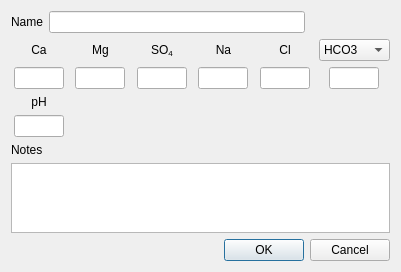
Brewtarget/brewtarget, file ui/waterEditor.ui: the form before one commit.
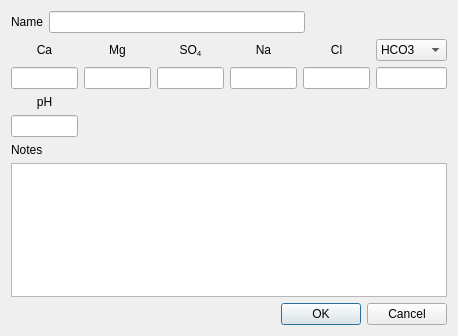
The form after the commit. Custom widgets are drawn as their Qt base class.

Diff of the .ui file:
```diff
--- a/ui/waterEditor.ui
+++ b/ui/waterEditor.ui
@@ -6,8 +6,8 @@
    <rect>
     <x>0</x>
     <y>0</y>
-    <width>401</width>
-    <height>264</height>
+    <width>458</width>
+    <height>336</height>
    </rect>
   </property>
   <property name="mouseTracking">
@@ -139,23 +139,10 @@
      </item>
      <item row="1" column="0">
       <layout class="QHBoxLayout" name="horizontalLayout">
-       <item>
-        <spacer name="horizontalSpacer">
-         <property name="orientation">
-          <enum>Qt::Horizontal</enum>
-         </property>
-         <property name="sizeHint" stdset="0">
-          <size>
-           <width>40</width>
-           <height>20</height>
-          </size>
-         </property>
-        </spacer>
-       </item>
        <item>
         <widget class="BtGenericEdit" name="lineEdit_ca">
          <property name="sizePolicy">
-          <sizepolicy hsizetype="Preferred" vsizetype="Fixed">
+          <sizepolicy hsizetype="Maximum" vsizetype="Fixed">
            <horstretch>0</horstretch>
            <verstretch>0</verstretch>
           </sizepolicy>
@@ -168,42 +155,16 @@
          </property>
          <property name="maximumSize">
           <size>
-           <width>50</width>
+           <width>16777215</width>
            <height>16777215</height>
           </size>
          </property>
         </widget>
        </item>
-       <item>
-        <spacer name="horizontalSpacer_2">
-         <property name="orientation">
-          <enum>Qt::Horizontal</enum>
-         </property>
-         <property name="sizeHint" stdset="0">
-          <size>
-           <width>40</width>
-           <height>20</height>
-          </size>
-         </property>
-        </spacer>
-       </item>
       </layout>
      </item>
      <item row="1" column="1">
       <layout class="QHBoxLayout" name="horizontalLayout_2">
-       <item>
-        <spacer name="horizontalSpacer_3">
-         <property name="orientation">
-          <enum>Qt::Horizontal</enum>
-         </property>
-         <property name="sizeHint" stdset="0">
-          <size>
-           <width>40</width>
-           <height>20</height>
-          </size>
-         </property>
-        </spacer>
-       </item>
        <item>
         <widget class="BtGenericEdit" name="lineEdit_mg">
          <property name="sizePolicy">
@@ -220,42 +181,16 @@
          </property>
          <property name="maximumSize">
           <size>
-           <width>50</width>
+           <width>16777215</width>
            <height>16777215</height>
           </size>
          </property>
         </widget>
        </item>
-       <item>
-        <spacer name="horizontalSpacer_4">
-         <property name="orientation">
-          <enum>Qt::Horizontal</enum>
-         </property>
-         <property name="sizeHint" stdset="0">
-          <size>
-           <width>40</width>
-           <height>20</height>
-          </size>
-         </property>
-        </spacer>
-       </item>
       </layout>
      </item>
      <item row="1" column="2">
       <layout class="QHBoxLayout" name="horizontalLayout_3">
-       <item>
-        <spacer name="horizontalSpacer_5">
-         <property name="orientation">
-          <enum>Qt::Horizontal</enum>
-         </property>
-         <property name="sizeHint" stdset="0">
-          <size>
-           <width>40</width>
-           <height>20</height>
-          </size>
-         </property>
-        </spacer>
-       </item>
        <item>
         <widget class="BtGenericEdit" name="lineEdit_so4">
          <property name="sizePolicy">
@@ -272,42 +207,16 @@
          </property>
          <property name="maximumSize">
           <size>
-           <width>50</width>
+           <width>16777215</width>
            <height>16777215</height>
           </size>
          </property>
         </widget>
        </item>
-       <item>
-        <spacer name="horizontalSpacer_6">
-         <property name="orientation">
-          <enum>Qt::Horizontal</enum>
-         </property>
-         <property name="sizeHint" stdset="0">
-          <size>
-           <width>40</width>
-           <height>20</height>
-          </size>
-         </property>
-        </spacer>
-       </item>
       </layout>
      </item>
      <item row="1" column="3">
       <layout class="QHBoxLayout" name="horizontalLayout_4">
-       <item>
-        <spacer name="horizontalSpacer_7">
-         <property name="orientation">
-          <enum>Qt::Horizontal</enum>
-         </property>
-         <property name="sizeHint" stdset="0">
-          <size>
-           <width>40</width>
-           <height>20</height>
-          </size>
-         </property>
-        </spacer>
-       </item>
        <item>
         <widget class="BtGenericEdit" name="lineEdit_na">
          <property name="sizePolicy">
@@ -324,42 +233,16 @@
          </property>
          <property name="maximumSize">
           <size>
-           <width>50</width>
+           <width>16777215</width>
            <height>16777215</height>
           </size>
          </property>
         </widget>
        </item>
-       <item>
-        <spacer name="horizontalSpacer_8">
-         <property name="orientation">
-          <enum>Qt::Horizontal</enum>
-         </property>
-         <property name="sizeHint" stdset="0">
-          <size>
-           <width>40</width>
-           <height>20</height>
-          </size>
-         </property>
-        </spacer>
-       </item>
       </layout>
      </item>
      <item row="1" column="4">
       <layout class="QHBoxLayout" name="horizontalLayout_5">
-       <item>
-        <spacer name="horizontalSpacer_9">
-         <property name="orientation">
-          <enum>Qt::Horizontal</enum>
-         </property>
-         <property name="sizeHint" stdset="0">
-          <size>
-           <width>40</width>
-           <height>20</height>
-          </size>
-         </property>
-        </spacer>
-       </item>
        <item>
         <widget class="BtGenericEdit" name="lineEdit_cl">
          <property name="sizePolicy">
@@ -376,42 +259,16 @@
          </property>
          <property name="maximumSize">
           <size>
-           <width>50</width>
+           <width>16777215</width>
            <height>16777215</height>
           </size>
          </property>
         </widget>
        </item>
-       <item>
-        <spacer name="horizontalSpacer_10">
-         <property name="orientation">
-          <enum>Qt::Horizontal</enum>
-         </property>
-         <property name="sizeHint" stdset="0">
-          <size>
-           <width>40</width>
-           <height>20</height>
-          </size>
-         </property>
-        </spacer>
-       </item>
       </layout>
      </item>
      <item row="1" column="5">
       <layout class="QHBoxLayout" name="horizontalLayout_6">
-       <item>
-        <spacer name="horizontalSpacer_11">
-         <property name="orientation">
-          <enum>Qt::Horizontal</enum>
-         </property>
-         <property name="sizeHint" stdset="0">
-          <size>
-           <width>40</width>
-           <height>20</height>
-          </size>
-         </property>
-        </spacer>
-       </item>
        <item>
         <widget class="BtGenericEdit" name="lineEdit_alk">
          <property name="sizePolicy">
@@ -428,25 +285,12 @@
          </property>
          <property name="maximumSize">
           <size>
-           <width>50</width>
+           <width>16777215</width>
            <height>16777215</height>
           </size>
          </property>
         </widget>
        </item>
-       <item>
-        <spacer name="horizontalSpacer_12">
-         <property name="orientation">
-          <enum>Qt::Horizontal</enum>
-         </property>
-         <property name="sizeHint" stdset="0">
-          <size>
-           <width>40</width>
-           <height>20</height>
-          </size>
-         </property>
-        </spacer>
-       </item>
       </layout>
      </item>
      <item row="2" column="0">
@@ -461,19 +305,6 @@
      </item>
      <item row="3" column="0">
       <layout class="QHBoxLayout" name="horizontalLayout_7">
-       <item>
-        <spacer name="horizontalSpacer_13">
-         <property name="orientation">
-          <enum>Qt::Horizontal</enum>
-         </property>
-         <property name="sizeHint" stdset="0">
-          <size>
-           <width>40</width>
-           <height>20</height>
-          </size>
-         </property>
-        </spacer>
-       </item>
        <item>
         <widget class="BtGenericEdit" name="lineEdit_ph">
          <property name="minimumSize">
@@ -484,25 +315,12 @@
          </property>
          <property name="maximumSize">
           <size>
-           <width>50</width>
+           <width>16777215</width>
            <height>16777215</height>
           </size>
          </property>
         </widget>
        </item>
-       <item>
-        <spacer name="horizontalSpacer_14">
-         <property name="orientation">
-          <enum>Qt::Horizontal</enum>
-         </property>
-         <property name="sizeHint" stdset="0">
-          <size>
-           <width>40</width>
-           <height>20</height>
-          </size>
-         </property>
-        </spacer>
-       </item>
       </layout>
      </item>
     </layout>
```
Left out of the diff: 18 changed lines with no effect on the pictures.
